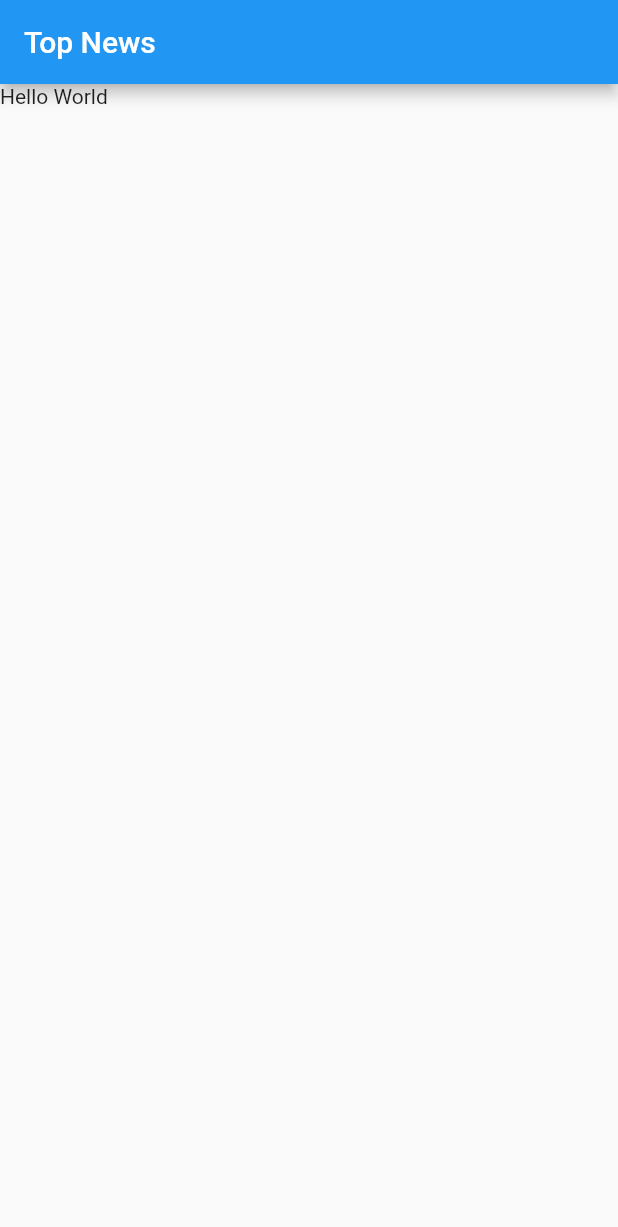
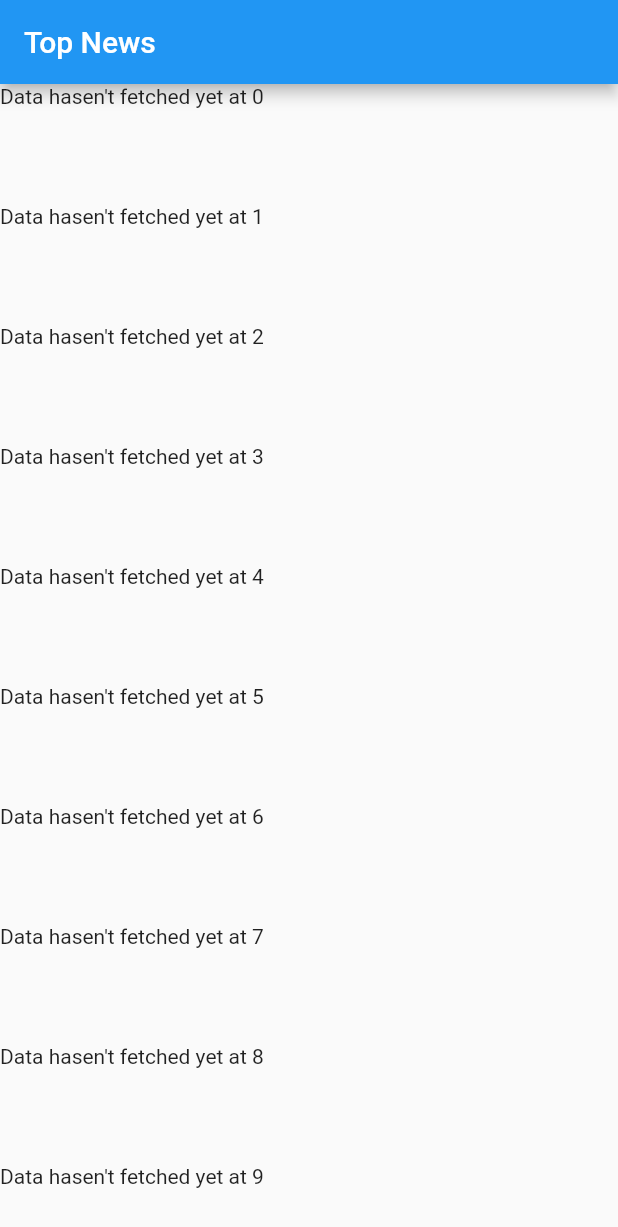
Before and after one commit to dev-akshat/HackerNews, a Flutter app: the first screen one second after launch, on a phone screen of 412 x 824 dp. Shown: the top 1227 px of the screen. Run offline on Flutter 3.47's test engine with Material 2 defaults, Android fonts, the phone set to English and light mode, and no system bars; our stand-ins replace sqflite; accounts and stored records are empty.

```diff
--- a/hacker_news/lib/main.dart
+++ b/hacker_news/lib/main.dart
@@ -1,12 +1,4 @@
 import 'package:flutter/material.dart';
+import 'src/my_app.dart';
 
 void main() => runApp(MyApp());
-
-class MyApp extends StatelessWidget {
-  @override
-  Widget build(BuildContext context) {
-    return new MaterialApp(
-      home: new Container(),
-    );
-  }
-}
--- a/my_hacker_news/lib/src/screens/news_list.dart
+++ b/my_hacker_news/lib/src/screens/news_list.dart
@@ -1,4 +1,5 @@
 import 'package:flutter/material.dart';
+import 'dart:async';
 
 class NewsList extends StatelessWidget {
   @override
@@ -7,7 +8,30 @@ class NewsList extends StatelessWidget {
       appBar: new AppBar(
         title: new Text("Top News"),
       ),
-      body: new Text("Hello World"),
+      body: buildList(),
     );
   }
+
+  Widget buildList() {
+    return ListView.builder(
+      itemCount: 1000,
+      itemBuilder: (context, int index) {
+        return FutureBuilder(
+          future: getFuture(),
+          builder: (context, snapshot) {
+            return new Container(
+              height: 80.0,
+              child: snapshot.hasData
+                  ? Text("I'm visible $index")
+                  : Text("Data hasen't fetched yet at $index"),
+            );
+          },
+        );
+      },
+    );
+  }
+
+  getFuture() {
+    return Future.delayed(Duration(seconds: 2), () => "Hi");
+  }
 }
```
